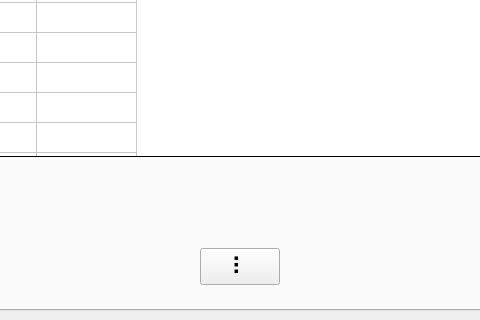
LowellInstruments/ddh5, file ddh/gui/gui_ddh.ui: the form before one commit; both pictures show x 204 to 684 and y 206 to 526 of the 818 by 526 pixel window.
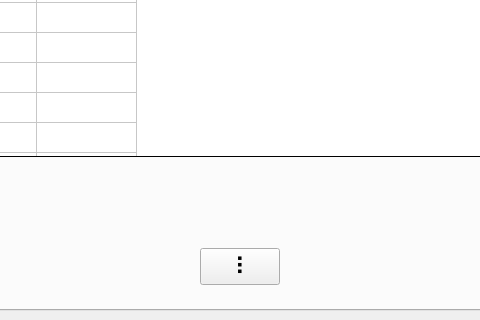
The form after the commit. Icons and pictures are not drawn.

The edit to the form file:
```diff
--- a/ddh/gui/gui_ddh.ui
+++ b/ddh/gui/gui_ddh.ui
@@ -1150,7 +1150,7 @@
                </sizepolicy>
               </property>
               <property name="text">
-               <string>⠇</string>
+               <string> ⠇</string>
               </property>
              </widget>
             </item>
```
Left out of the diff: 2 changed lines with no effect on the pictures.
